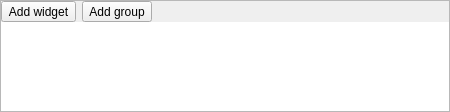
Qt form source/src/editor/grouplist.ui (ufopleds/DengueME) before a commit.
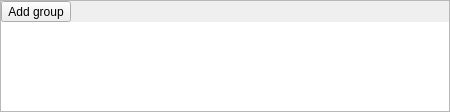
The same form after that commit.

The edit to the form file:
```diff
--- a/source/src/editor/grouplist.ui
+++ b/source/src/editor/grouplist.ui
@@ -53,16 +53,6 @@
       <property name="bottomMargin">
        <number>0</number>
       </property>
-      <item>
-       <widget class="QToolButton" name="addWidget">
-        <property name="text">
-         <string>Add widget</string>
-        </property>
-        <property name="popupMode">
-         <enum>QToolButton::InstantPopup</enum>
-        </property>
-       </widget>
-      </item>
       <item>
        <widget class="QToolButton" name="addGroup">
         <property name="text">
```
